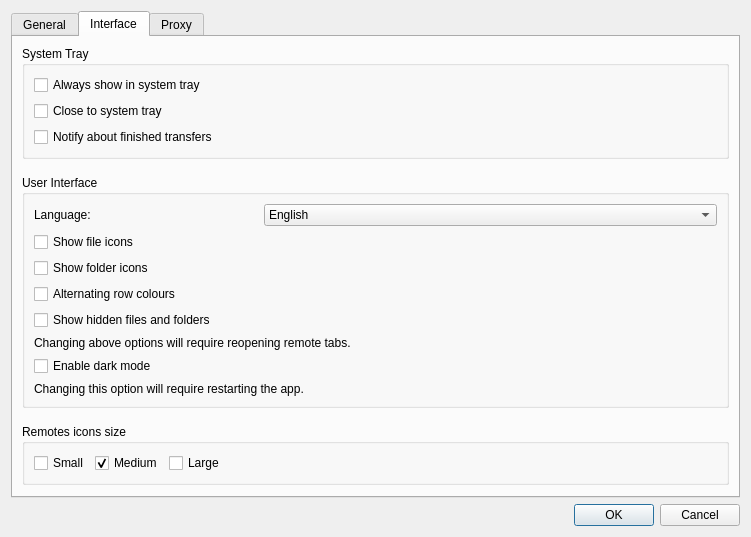
The window that src/preferences_dialog.ui (xrp001/RcloneBrowser) describes before a commit, drawn with Qt 5.
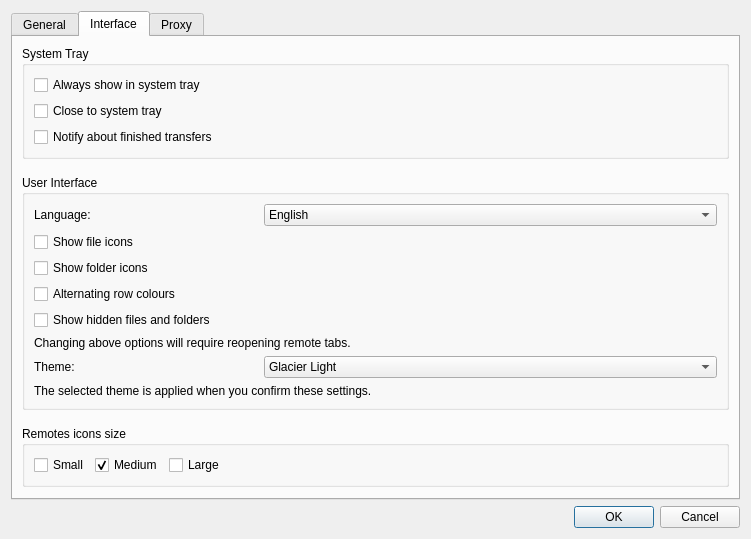
The same window after the commit. The open tabs and pages were chosen to show the change.

Commit message:
feat(ui): 添加可切换主题并发布 1.8.7
提供五套高对比度主题，并修复深色菜单文字显示不清晰的问题。

Diff of the .ui file:
```diff
--- a/src/preferences_dialog.ui
+++ b/src/preferences_dialog.ui
@@ -450,10 +450,49 @@
             </property>
            </widget>
           </item>
+          <item row="7" column="0">
+           <widget class="QLabel" name="labelTheme">
+            <property name="text">
+             <string>Theme:</string>
+            </property>
+            <property name="buddy">
+             <cstring>theme</cstring>
+            </property>
+           </widget>
+          </item>
+          <item row="7" column="1" colspan="2">
+           <widget class="QComboBox" name="theme">
+            <item>
+             <property name="text">
+              <string>Glacier Light</string>
+             </property>
+            </item>
+            <item>
+             <property name="text">
+              <string>Harbor Blue</string>
+             </property>
+            </item>
+            <item>
+             <property name="text">
+              <string>Warm Sand</string>
+             </property>
+            </item>
+            <item>
+             <property name="text">
+              <string>Graphite</string>
+             </property>
+            </item>
+            <item>
+             <property name="text">
+              <string>Midnight Blue</string>
+             </property>
+            </item>
+           </widget>
+          </item>
           <item row="8" column="0" colspan="3">
            <widget class="QLabel" name="darkMode_info">
             <property name="text">
-             <string>Changing this option will require restarting the app.</string>
+             <string>The selected theme is applied when you confirm these settings.</string>
             </property>
            </widget>
           </item>
@@ -470,13 +509,6 @@
             </property>
            </widget>
           </item>
-          <item row="7" column="0">
-           <widget class="QCheckBox" name="darkMode">
-            <property name="text">
-             <string>Enable dark mode</string>
-            </property>
-           </widget>
-          </item>
          </layout>
         </widget>
        </item>
```
Left out of the diff: 4 changed lines with no effect on the pictures. The commit also changes 6 other files.
